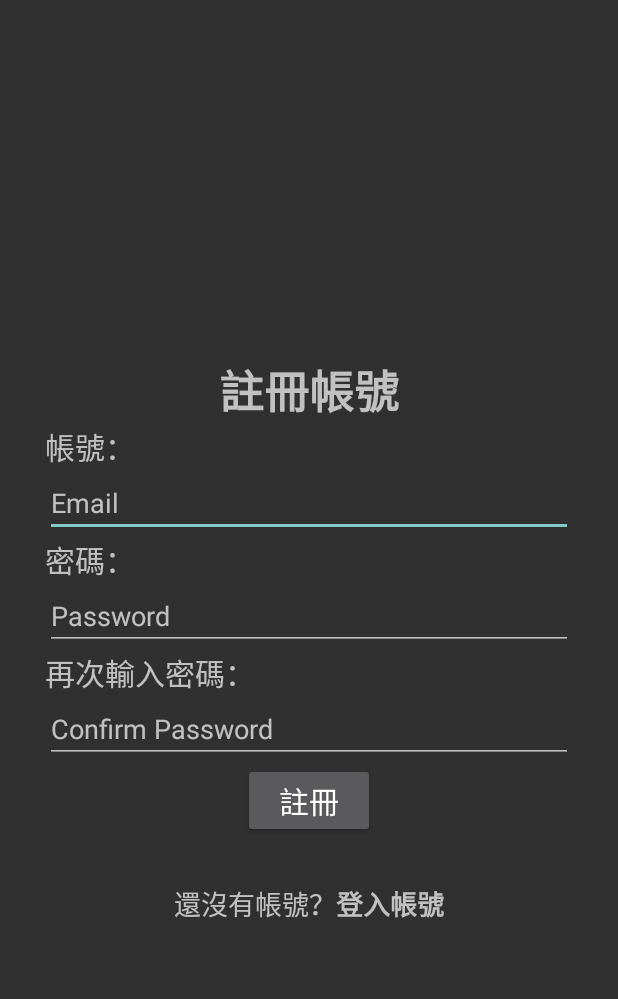
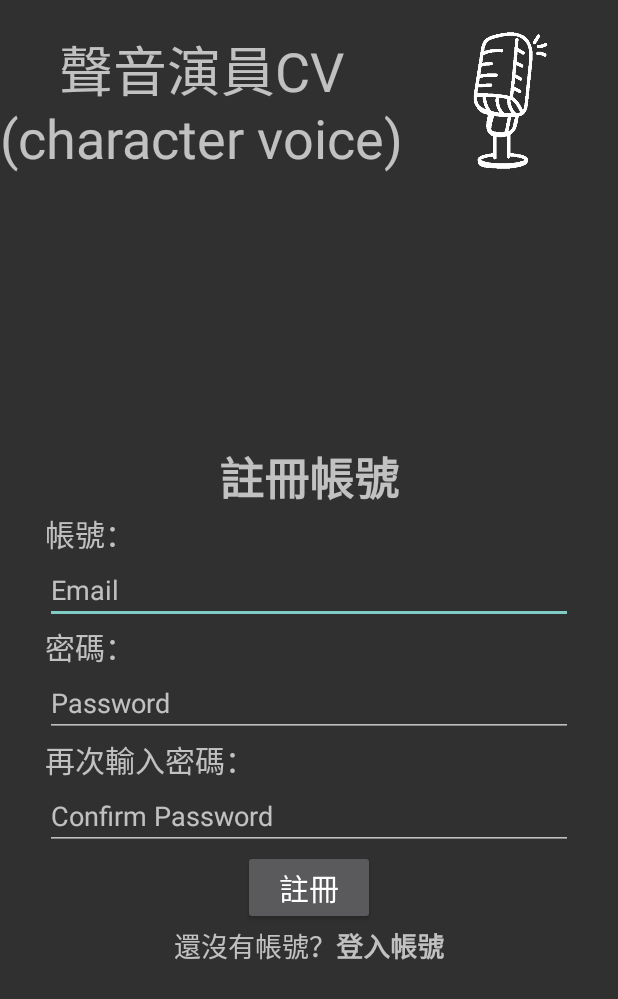
Before and after one commit to xuan2003/cv, an Android app: the signup screen opened directly, with no data from a screen before it, on a phone screen of 412 x 824 dp. Shown: the top 999 px of the screen. Run offline under Robolectric (Android 15) with nearby library versions, the phone set to English and light mode, and no system bars; our stand-ins replace Firebase (no records; nobody signed in at launch, a user with empty details on screens opened directly).

Commit message:
2023/07/30暑假app練習

```diff
--- a/app/src/main/res/layout/activity_signup.xml
+++ b/app/src/main/res/layout/activity_signup.xml
@@ -8,16 +8,40 @@
     android:orientation="vertical"
     android:gravity="center">
 
-    <!--    <LinearLayout-->
-    <!--        android:layout_width="match_parent"-->
-    <!--        android:layout_height="wrap_content"-->
-    <!--        android:orientation="vertical">-->
-
-    <!--    </LinearLayout>-->
+    <TextView
+        android:id="@+id/textView11"
+        android:layout_width="match_parent"
+        android:layout_height="wrap_content" />
 
     <LinearLayout
         android:layout_width="match_parent"
         android:layout_height="wrap_content"
+        android:orientation="horizontal">
+
+        <TextView
+            android:layout_width="wrap_content"
+            android:layout_height="wrap_content"
+            android:text="聲音演員CV\n(character voice)"
+            android:textSize="36dp"
+            app:layout_constraintBottom_toBottomOf="parent"
+            app:layout_constraintEnd_toEndOf="parent"
+            app:layout_constraintStart_toStartOf="parent"
+            app:layout_constraintTop_toTopOf="parent"
+            android:gravity="center"/>
+
+        <ImageView
+            android:id="@+id/imageView"
+            android:layout_width="wrap_content"
+            android:layout_height="95dp"
+            android:layout_weight="1"
+            app:srcCompat="@drawable/mic" />
+
+    </LinearLayout>
+
+    <LinearLayout
+        android:layout_width="match_parent"
+        android:layout_height="match_parent"
+        android:layout_gravity="center"
         android:gravity="center"
         android:orientation="vertical"
         android:padding="30dp">
@@ -66,7 +90,7 @@
             android:layout_width="match_parent"
             android:layout_height="wrap_content"
             android:text="再次輸入密碼："
-            android:textSize="20sp"/>
+            android:textSize="20sp" />
 
         <EditText
             android:id="@+id/editTextPasswordUpC"
@@ -83,13 +107,11 @@
             android:text="註冊"
             android:textSize="20sp" />
 
-    </LinearLayout>
-
         <LinearLayout
             android:layout_width="match_parent"
             android:layout_height="wrap_content"
-        android:orientation="horizontal"
-        android:gravity="center">
+            android:gravity="center"
+            android:orientation="horizontal">
 
             <TextView
                 android:id="@+id/txv1"
@@ -108,5 +130,9 @@
                 android:textStyle="bold" />
         </LinearLayout>
 
+    </LinearLayout>
+
+
+
 
 </LinearLayout>
```
Lines whose indentation alone changed are shown as unchanged.
